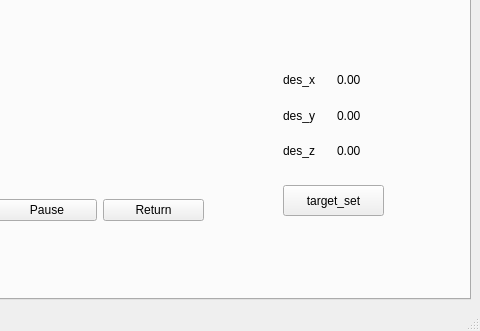
Old version of the form mainwindow.ui in the repository TellarKnight/qt_ws1; both pictures show x 328 to 808 and y 269 to 600 of the 808 by 600 pixel window.
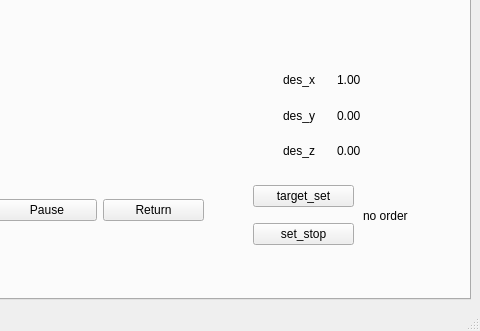
New version of the form. Custom widgets are drawn as their Qt base class.

```diff
--- a/mainwindow.ui
+++ b/mainwindow.ui
@@ -39,19 +39,6 @@
          </property>
         </item>
        </widget>
-       <widget class="QPushButton" name="pushButton_6">
-        <property name="geometry">
-         <rect>
-          <x>600</x>
-          <y>400</y>
-          <width>101</width>
-          <height>31</height>
-         </rect>
-        </property>
-        <property name="text">
-         <string>target_set</string>
-        </property>
-       </widget>
        <widget class="QWidget" name="layoutWidget">
         <property name="geometry">
          <rect>
@@ -102,7 +89,7 @@
          </rect>
         </property>
        </widget>
-       <widget class="QWidget" name="">
+       <widget class="QWidget" name="layoutWidget">
         <property name="geometry">
          <rect>
           <x>600</x>
@@ -168,7 +155,7 @@
          </item>
         </layout>
        </widget>
-       <widget class="QWidget" name="">
+       <widget class="QWidget" name="layoutWidget">
         <property name="geometry">
          <rect>
           <x>600</x>
@@ -190,7 +177,7 @@
            <item>
             <widget class="QLabel" name="label_8">
              <property name="text">
-              <string>0.00</string>
+              <string>1.00</string>
              </property>
             </widget>
            </item>
@@ -234,6 +221,45 @@
          </item>
         </layout>
        </widget>
+       <widget class="QLabel" name="label_14">
+        <property name="geometry">
+         <rect>
+          <x>680</x>
+          <y>420</y>
+          <width>71</width>
+          <height>21</height>
+         </rect>
+        </property>
+        <property name="text">
+         <string>no order</string>
+        </property>
+       </widget>
+       <widget class="QWidget" name="">
+        <property name="geometry">
+         <rect>
+          <x>570</x>
+          <y>390</y>
+          <width>101</width>
+          <height>81</height>
+         </rect>
+        </property>
+        <layout class="QVBoxLayout" name="verticalLayout_3">
+         <item>
+          <widget class="QPushButton" name="pushButton_6">
+           <property name="text">
+            <string>target_set</string>
+           </property>
+          </widget>
+         </item>
+         <item>
+          <widget class="QPushButton" name="pushButton_5">
+           <property name="text">
+            <string>set_stop</string>
+           </property>
+          </widget>
+         </item>
+        </layout>
+       </widget>
       </widget>
       <widget class="QWidget" name="tab_2">
        <attribute name="title">
```
